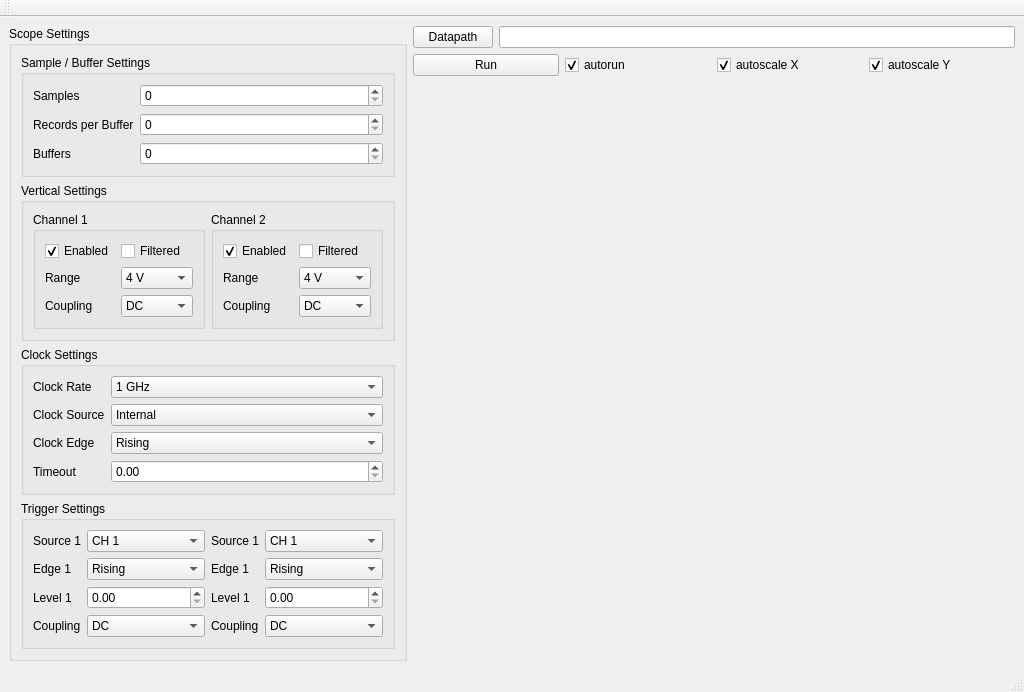
Above: instruments/Alazar/ScopeWindow.ui from SchusterLab/slab before the change. Below: the same form after it.
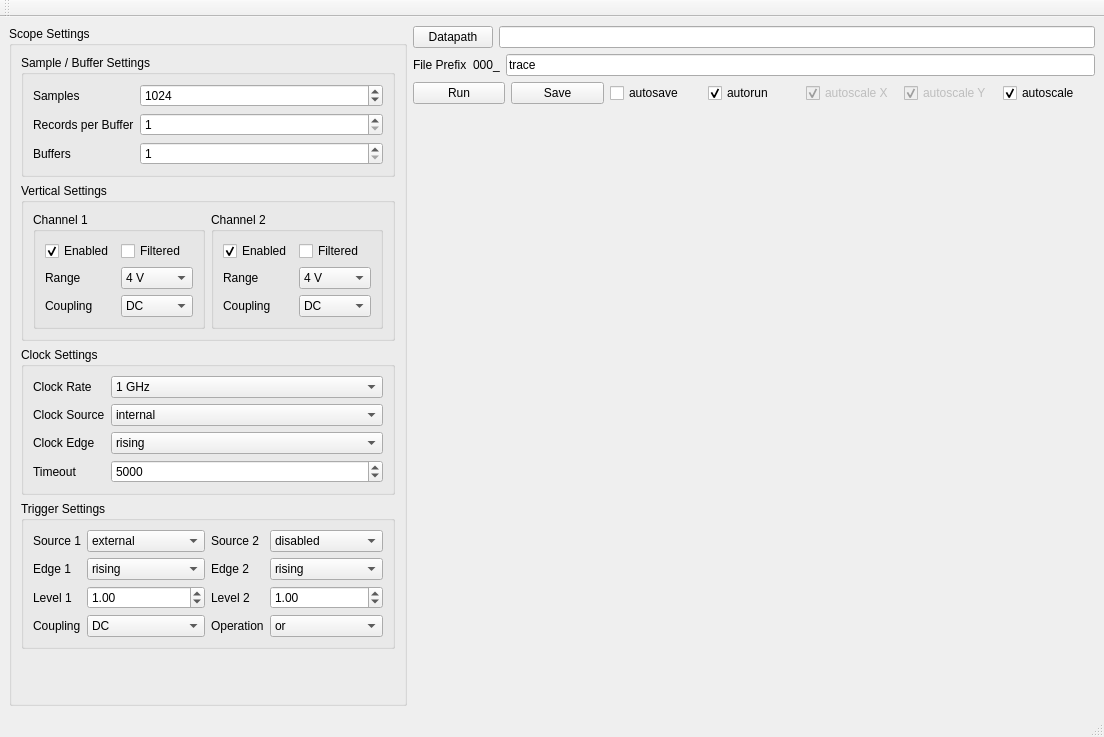
That is the form after the change. Custom widgets are drawn as their Qt base class.

```diff
--- a/instruments/Alazar/ScopeWindow.ui
+++ b/instruments/Alazar/ScopeWindow.ui
@@ -6,8 +6,8 @@
    <rect>
     <x>0</x>
     <y>0</y>
-    <width>1024</width>
-    <height>641</height>
+    <width>1104</width>
+    <height>737</height>
    </rect>
   </property>
   <property name="windowTitle">
@@ -23,6 +23,12 @@
       <layout class="QVBoxLayout" name="verticalLayout_5">
        <item>
         <widget class="QGroupBox" name="SampleSettings">
+         <property name="sizePolicy">
+          <sizepolicy hsizetype="Preferred" vsizetype="Preferred">
+           <horstretch>0</horstretch>
+           <verstretch>0</verstretch>
+          </sizepolicy>
+         </property>
          <property name="title">
           <string>Sample / Buffer Settings</string>
          </property>
@@ -40,7 +46,20 @@
              </widget>
             </item>
             <item row="0" column="1">
-             <widget class="QSpinBox" name="samplesSpinBox"/>
+             <widget class="QSpinBox" name="samplesSpinBox">
+              <property name="minimum">
+               <number>32</number>
+              </property>
+              <property name="maximum">
+               <number>999999999</number>
+              </property>
+              <property name="singleStep">
+               <number>16</number>
+              </property>
+              <property name="value">
+               <number>1024</number>
+              </property>
+             </widget>
             </item>
             <item row="1" column="0">
              <widget class="QLabel" name="label_2">
@@ -50,7 +69,14 @@
              </widget>
             </item>
             <item row="1" column="1">
-             <widget class="QSpinBox" name="recordsperbufferSpinBox"/>
+             <widget class="QSpinBox" name="recordsSpinBox">
+              <property name="minimum">
+               <number>1</number>
+              </property>
+              <property name="maximum">
+               <number>999999999</number>
+              </property>
+             </widget>
             </item>
             <item row="2" column="0">
              <widget class="QLabel" name="label_3">
@@ -60,7 +86,14 @@
              </widget>
             </item>
             <item row="2" column="1">
-             <widget class="QSpinBox" name="buffersSpinBox"/>
+             <widget class="QSpinBox" name="buffersSpinBox">
+              <property name="minimum">
+               <number>1</number>
+              </property>
+              <property name="maximum">
+               <number>999999999</number>
+              </property>
+             </widget>
             </item>
            </layout>
           </item>
@@ -278,6 +311,12 @@
        </item>
        <item>
         <widget class="QGroupBox" name="ClockSettings">
+         <property name="sizePolicy">
+          <sizepolicy hsizetype="Preferred" vsizetype="Preferred">
+           <horstretch>0</horstretch>
+           <verstretch>0</verstretch>
+          </sizepolicy>
+         </property>
          <property name="title">
           <string>Clock Settings</string>
          </property>
@@ -384,7 +423,7 @@
              <widget class="QComboBox" name="clocksourceComboBox">
               <item>
                <property name="text">
-                <string>Internal</string>
+                <string>internal</string>
                </property>
               </item>
               <item>
@@ -415,7 +454,7 @@
              <widget class="QComboBox" name="clockedgeComboBox">
               <item>
                <property name="text">
-                <string>Rising</string>
+                <string>rising</string>
                </property>
               </item>
               <item>
@@ -433,7 +472,14 @@
              </widget>
             </item>
             <item row="3" column="1">
-             <widget class="QDoubleSpinBox" name="timeoutSpinBox"/>
+             <widget class="QSpinBox" name="timeoutSpinBox">
+              <property name="maximum">
+               <number>1000000000</number>
+              </property>
+              <property name="value">
+               <number>5000</number>
+              </property>
+             </widget>
             </item>
            </layout>
           </item>
@@ -442,9 +488,17 @@
        </item>
        <item>
         <widget class="QGroupBox" name="TriggerSettings">
+         <property name="sizePolicy">
+          <sizepolicy hsizetype="Preferred" vsizetype="Preferred">
+           <horstretch>0</horstretch>
+           <verstretch>0</verstretch>
+          </sizepolicy>
+         </property>
          <property name="title">
           <string>Trigger Settings</string>
          </property>
+         <layout class="QVBoxLayout" name="verticalLayout_6">
+          <item>
          <layout class="QHBoxLayout" name="horizontalLayout">
           <item>
            <layout class="QFormLayout" name="formLayout_3">
@@ -459,10 +513,13 @@
              </widget>
             </item>
             <item row="0" column="1">
-             <widget class="QComboBox" name="comboBox_4">
+               <widget class="QComboBox" name="trig1_sourceComboBox">
+                <property name="currentIndex">
+                 <number>2</number>
+                </property>
               <item>
                <property name="text">
-                <string>CH 1</string>
+                  <string>CH_A</string>
                </property>
               </item>
               <item>
@@ -472,7 +529,7 @@
               </item>
               <item>
                <property name="text">
-                <string>External</string>
+                  <string>external</string>
                </property>
               </item>
               <item>
@@ -486,7 +543,7 @@
              <widget class="QComboBox" name="comboBox_5">
               <item>
                <property name="text">
-                <string>Rising</string>
+                  <string>rising</string>
                </property>
               </item>
               <item>
@@ -504,7 +561,11 @@
              </widget>
             </item>
             <item row="2" column="1">
-             <widget class="QDoubleSpinBox" name="ch1_triglevelSpinBox"/>
+               <widget class="QDoubleSpinBox" name="trig1_levelSpinBox">
+                <property name="value">
+                 <double>1.000000000000000</double>
+                </property>
+               </widget>
             </item>
             <item row="3" column="0">
              <widget class="QLabel" name="label_11">
@@ -544,15 +605,18 @@
             <item row="0" column="0">
              <widget class="QLabel" name="label_12">
               <property name="text">
-               <string>Source 1</string>
+                 <string>Source 2</string>
               </property>
              </widget>
             </item>
             <item row="0" column="1">
-             <widget class="QComboBox" name="comboBox_6">
+               <widget class="QComboBox" name="trig2_sourceComboBox">
+                <property name="currentIndex">
+                 <number>3</number>
+                </property>
               <item>
                <property name="text">
-                <string>CH 1</string>
+                  <string>CH_A</string>
                </property>
               </item>
               <item>
@@ -567,7 +631,7 @@
               </item>
               <item>
                <property name="text">
-                <string>Disabled</string>
+                  <string>disabled</string>
                </property>
               </item>
              </widget>
@@ -576,7 +640,7 @@
              <widget class="QComboBox" name="comboBox_8">
               <item>
                <property name="text">
-                <string>Rising</string>
+                  <string>rising</string>
                </property>
               </item>
               <item>
@@ -589,46 +653,75 @@
             <item row="2" column="0">
              <widget class="QLabel" name="label_13">
               <property name="text">
-               <string>Level 1</string>
+                 <string>Level 2</string>
               </property>
              </widget>
             </item>
             <item row="2" column="1">
-             <widget class="QDoubleSpinBox" name="ch1_triglevelSpinBox_2"/>
+               <widget class="QDoubleSpinBox" name="trig2_levelSpinBox">
+                <property name="value">
+                 <double>1.000000000000000</double>
+                </property>
+               </widget>
             </item>
             <item row="3" column="0">
              <widget class="QLabel" name="label_14">
               <property name="text">
-               <string>Coupling</string>
+                 <string>Operation</string>
               </property>
              </widget>
             </item>
-            <item row="3" column="1">
-             <widget class="QComboBox" name="comboBox_9">
-              <item>
-               <property name="text">
-                <string>DC</string>
-               </property>
-              </item>
-              <item>
-               <property name="text">
-                <string>AC</string>
-               </property>
-              </item>
-             </widget>
-            </item>
             <item row="1" column="0">
              <widget class="QLabel" name="label_15">
               <property name="text">
-               <string>Edge 1</string>
+                 <string>Edge 2</string>
               </property>
              </widget>
             </item>
+              <item row="3" column="1">
+               <widget class="QComboBox" name="trigOpComboBox">
+                <item>
+                 <property name="text">
+                  <string>or</string>
+                 </property>
+                </item>
+                <item>
+                 <property name="text">
+                  <string>and</string>
+                 </property>
+                </item>
+                <item>
+                 <property name="text">
+                  <string>xor</string>
+                 </property>
+                </item>
+                <item>
+                 <property name="text">
+                  <string>and not</string>
+                 </property>
+                </item>
+               </widget>
+              </item>
            </layout>
           </item>
          </layout>
+          </item>
+         </layout>
         </widget>
        </item>
+       <item>
+        <spacer name="verticalSpacer">
+         <property name="orientation">
+          <enum>Qt::Vertical</enum>
+         </property>
+         <property name="sizeHint" stdset="0">
+          <size>
+           <width>20</width>
+           <height>40</height>
+          </size>
+         </property>
+        </spacer>
+       </item>
       </layout>
      </widget>
     </item>
@@ -644,7 +737,32 @@
          </widget>
         </item>
         <item>
-         <widget class="QLineEdit" name="lineEdit"/>
+         <widget class="QLineEdit" name="datapathLineEdit"/>
+        </item>
+       </layout>
+      </item>
+      <item>
+       <layout class="QHBoxLayout" name="horizontalLayout_6">
+        <item>
+         <widget class="QLabel" name="label_20">
+          <property name="text">
+           <string>File Prefix</string>
+          </property>
+         </widget>
+        </item>
+        <item>
+         <widget class="QLabel" name="filenumberLabel">
+          <property name="text">
+           <string>000_</string>
+          </property>
+         </widget>
+        </item>
+        <item>
+         <widget class="QLineEdit" name="prefixLineEdit">
+          <property name="text">
+           <string>trace</string>
+          </property>
+         </widget>
         </item>
        </layout>
       </item>
@@ -657,6 +775,20 @@
           </property>
          </widget>
         </item>
+        <item>
+         <widget class="QPushButton" name="saveButton">
+          <property name="text">
+           <string>Save</string>
+          </property>
+         </widget>
+        </item>
+        <item>
+         <widget class="QCheckBox" name="autosaveCheckBox">
+          <property name="text">
+           <string>autosave</string>
+          </property>
+         </widget>
+        </item>
         <item>
          <widget class="QCheckBox" name="autorunCheckBox">
           <property name="text">
@@ -669,6 +801,9 @@
         </item>
         <item>
          <widget class="QCheckBox" name="x_autoscaleCheckBox">
+          <property name="enabled">
+           <bool>false</bool>
+          </property>
           <property name="text">
            <string>autoscale X</string>
           </property>
@@ -679,6 +814,9 @@
         </item>
         <item>
          <widget class="QCheckBox" name="y_autoscaleCheckBox">
+          <property name="enabled">
+           <bool>false</bool>
+          </property>
           <property name="text">
            <string>autoscale Y</string>
           </property>
@@ -687,6 +825,16 @@
           </property>
          </widget>
         </item>
+        <item>
+         <widget class="QCheckBox" name="autoscaleCheckBox">
+          <property name="text">
+           <string>autoscale</string>
+          </property>
+          <property name="checked">
+           <bool>true</bool>
+          </property>
+         </widget>
+        </item>
        </layout>
       </item>
       <item>
```
Left out of the diff: 36 changed lines with no effect on the pictures. Lines whose indentation alone changed are shown as unchanged.
